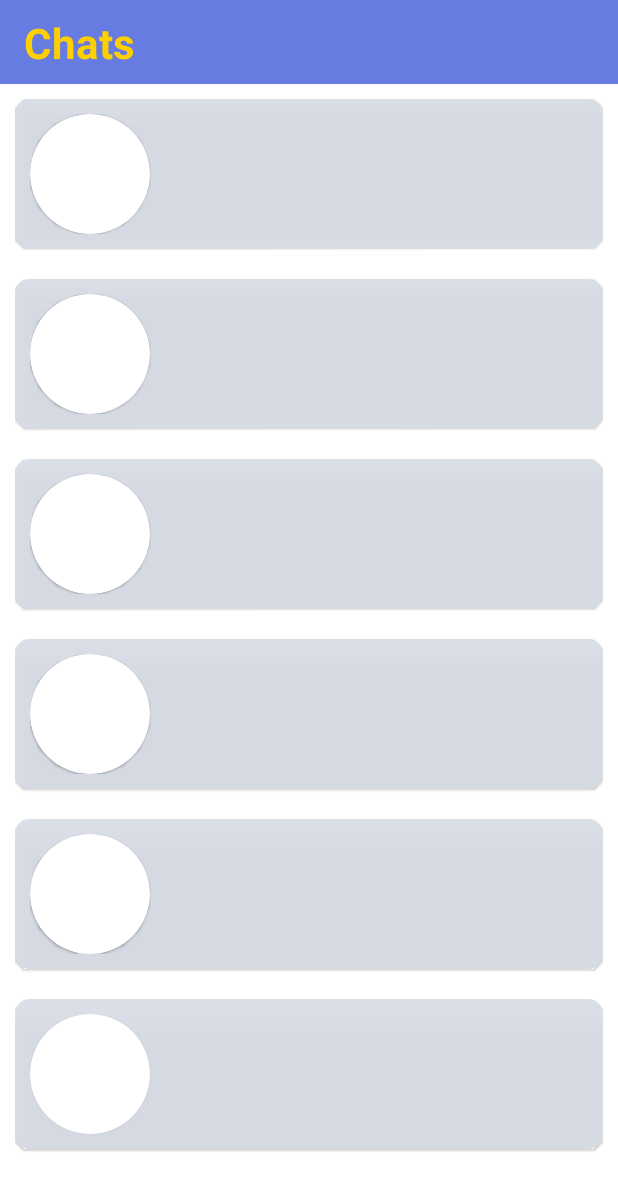
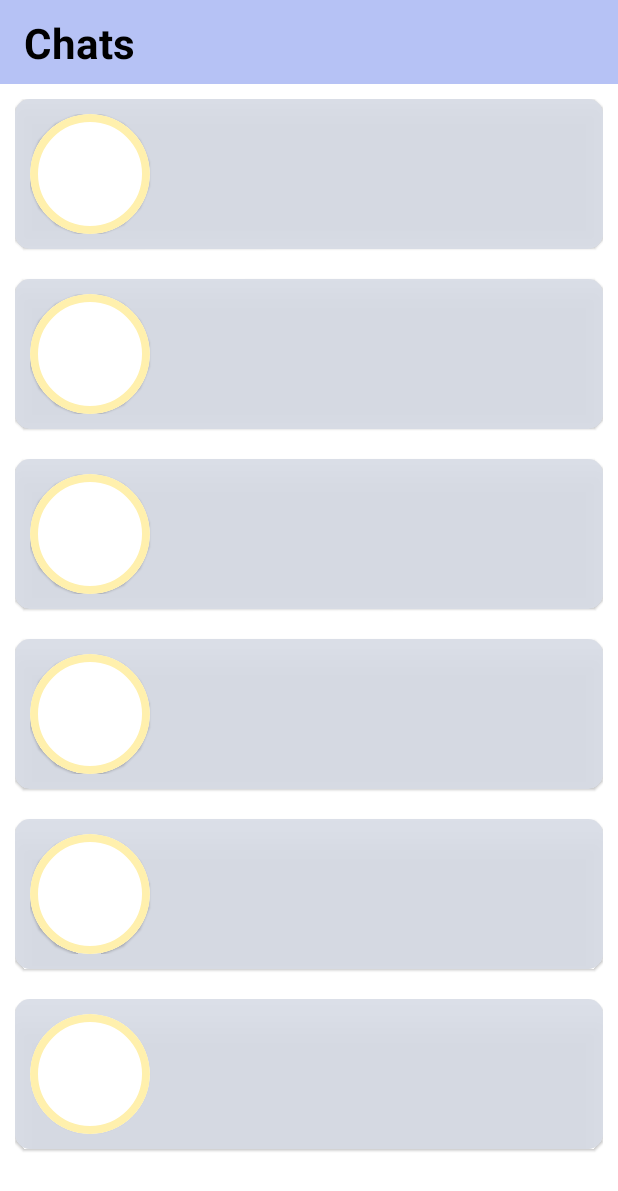
Before and after one commit to akshaykhare19/ChitChat, an Android app: the layout fragment_dashboard.xml on its own in the app's theme, with its tools: preview values and no code run, on a phone screen of 412 x 824 dp. Shown: the top 1191 px of the screen. Run offline under Robolectric (Android 15) with nearby library versions, the phone set to English and light mode, and no system bars.

Commit message:
Completed upgrading layout

```diff
--- a/app/src/main/res/layout/contact_list_item.xml
+++ b/app/src/main/res/layout/contact_list_item.xml
@@ -26,6 +26,8 @@
                 android:layout_width="80dp"
                 android:layout_height="80dp"
                 app:cardCornerRadius="80dp"
+                app:strokeColor="@color/header_dark"
+                app:strokeWidth="5dp"
                 android:padding="10dp"
                 app:layout_constraintTop_toTopOf="parent"
                 app:layout_constraintLeft_toLeftOf="parent">
--- a/app/src/main/res/layout/fragment_dashboard.xml
+++ b/app/src/main/res/layout/fragment_dashboard.xml
@@ -17,7 +17,7 @@
             android:id="@+id/toolbar"
             android:layout_width="match_parent"
             android:layout_height="?actionBarSize"
-            android:background="@color/app_theme_light"
+            style="@style/ActionBar"
             app:layout_constraintTop_toTopOf="parent">
 
             <androidx.constraintlayout.widget.ConstraintLayout
@@ -28,8 +28,8 @@
                     android:id="@+id/his_name"
                     android:layout_width="wrap_content"
                     android:layout_height="wrap_content"
-                    style="@style/HeaderText"
                     android:text="@string/chats"
+                    style="@style/Texts"
                     android:textSize="28sp"
                     android:textStyle="bold"
                     app:layout_constraintLeft_toLeftOf="parent"
--- a/app/src/main/res/values-night/themes.xml
+++ b/app/src/main/res/values-night/themes.xml
@@ -46,7 +46,7 @@
 
 
     <style name="ActionBar">
-        <item name="android:background">@color/app_theme_dark</item>
+        <item name="android:background">@color/app_theme_light</item>
     </style>
 
 
--- a/app/src/main/res/values/themes.xml
+++ b/app/src/main/res/values/themes.xml
@@ -39,7 +39,7 @@
     </style>
 
     <style name="ActionBar">
-        <item name="android:background">@color/app_theme_light</item>
+        <item name="android:background">@color/app_theme_dark</item>
     </style>
 
 </resources>
```
